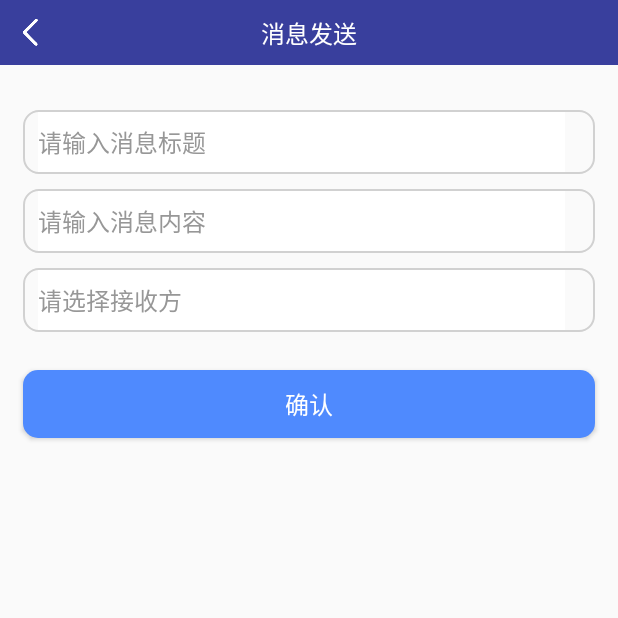
After one commit to kangweibo/Labour, an Android app: the MessageAddActivity screen opened directly, with no data from a screen before it, on a phone screen of 412 x 824 dp, the top half of it. The commit adds this screen. Run offline under Robolectric (Android 15) with nearby library versions, the phone set to English and light mode, and no system bars; our stand-ins replace ButterKnife; libraries missing offline, so code that uses them is left out: com.alibaba.fastjson, com.lzy.okgo.

```diff
--- /dev/null
+++ b/app/src/main/java/com/labour/lar/activity/MessageAddActivity.java
@@ -0,0 +1,120 @@
+package com.labour.lar.activity;
+
+import android.content.Intent;
+import android.view.View;
+import android.widget.EditText;
+import android.widget.TextView;
+
+import com.alibaba.fastjson.JSON;
+import com.alibaba.fastjson.JSONObject;
+import com.labour.lar.BaseActivity;
+import com.labour.lar.Constants;
+import com.labour.lar.R;
+import com.labour.lar.cache.UserCache;
+import com.labour.lar.module.User;
+import com.labour.lar.util.AjaxResult;
+import com.labour.lar.util.StringUtils;
+import com.labour.lar.widget.ProgressDialog;
+import com.labour.lar.widget.toast.AppToast;
+import com.lzy.okgo.OkGo;
+import com.lzy.okgo.callback.StringCallback;
+import com.lzy.okgo.model.Response;
+
+import java.util.HashMap;
+import java.util.Map;
+
+import butterknife.BindView;
+import butterknife.OnClick;
+
+/**
+ * 发送消息
+ */
+public class MessageAddActivity extends BaseActivity {
+
+    @BindView(R.id.title_tv)
+    TextView title_tv;
+
+    @BindView(R.id.edt_name)
+    EditText edt_name;
+    @BindView(R.id.edt_content)
+    EditText edt_content;
+    @BindView(R.id.edt_memo)
+    EditText edt_memo;
+
+//    private String operteam_id;
+
+    @Override
+    public int getActivityLayoutId() {
+        return R.layout.activity_message_add;
+    }
+
+    @Override
+    public void afterInitLayout() {
+        Intent intent = getIntent();
+//        operteam_id = intent.getStringExtra("operteam_id");
+
+        title_tv.setText("消息发送");
+    }
+
+    @OnClick({R.id.back_iv,R.id.btn_submit})
+    public void onClick(View view) {
+        switch (view.getId()) {
+            case R.id.back_iv:
+                finish();
+                break;
+            case R.id.btn_submit:
+                sendMessage();
+                break;
+        }
+    }
+
+
+    private void sendMessage() {
+        String title = edt_name.getText().toString();
+        String content = edt_content.getText().toString();
+        String memo = edt_memo.getText().toString();
+
+        if(StringUtils.isBlank(title) || StringUtils.isBlank(content)
+                || StringUtils.isBlank(memo)){
+            AppToast.show(this,"请填写完整信息！");
+            return;
+        }
+
+        UserCache userCache = UserCache.getInstance(this);
+        User user = userCache.get();
+
+        final Map<String,String> param = new HashMap<>();
+
+        param.put("title",title);
+        param.put("content",content);
+        param.put("fromtag",user.getProle());
+        param.put("fromid",user.getId()+"");
+        param.put("totag","");
+        param.put("toid","");
+
+        String jsonParams = JSON.toJSONString(param);
+
+        String url = Constants.HTTP_BASE + "/api/send_message";
+        ProgressDialog dialog = ProgressDialog.createDialog(this);
+        dialog.show();
+
+        OkGo.<String>post(url).upJson(jsonParams).tag("request_tag").execute(new StringCallback() {
+            @Override
+            public void onSuccess(Response<String> response) {
+                dialog.dismiss();
+                AjaxResult jr = new AjaxResult(response.body());
+                if(jr.getSuccess() == 1){
+                    AppToast.show(MessageAddActivity.this,"消息发送成功");
+                    finish();
+                } else {
+                    AppToast.show(MessageAddActivity.this,"消息发送失败");
+                }
+            }
+            @Override
+            public void onError(Response<String> response) {
+                dialog.dismiss();
+                AppToast.show(MessageAddActivity.this,"消息发送出错!");
+            }
+        });
+    }
+}
--- /dev/null
+++ b/app/src/main/res/layout/activity_message_add.xml
@@ -0,0 +1,114 @@
+<?xml version="1.0" encoding="utf-8"?>
+<LinearLayout xmlns:android="http://schemas.android.com/apk/res/android"
+    xmlns:app="http://schemas.android.com/apk/res-auto"
+    android:layout_width="match_parent"
+    android:layout_height="match_parent"
+    android:orientation="vertical">
+
+    <include layout="@layout/layout_header"/>
+    <LinearLayout
+        android:layout_width="match_parent"
+        android:layout_height="wrap_content"
+        android:orientation="horizontal"
+        android:layout_marginTop="30dp"
+        android:layout_marginLeft="@dimen/common_margin_left"
+        android:layout_marginRight="@dimen/common_margin_right"
+        android:background="@drawable/login_input_bg"
+        android:paddingLeft="10dp"
+        android:paddingRight="10dp">
+        <TextView
+            android:layout_width="wrap_content"
+            android:layout_height="wrap_content"
+            android:drawableLeft="@mipmap/xingming_icon"
+            android:textSize="@dimen/text_size_16"
+            android:textColor="#8a8a8a"
+            android:layout_marginLeft="5dp"
+            android:layout_marginRight="5dp"
+            android:visibility="gone"/>
+        <EditText android:id="@+id/edt_name"
+            android:layout_width="match_parent"
+            android:layout_height="40dp"
+            android:textColor="@color/black"
+            android:hint="请输入消息标题"
+            android:textColorHint="@color/text_input_tip"
+            android:background="@color/white"
+            android:textSize="@dimen/text_size_16"
+            android:layout_marginTop="1dp"
+            android:layout_marginBottom="1dp"
+            android:layout_marginRight="10dp"/>
+    </LinearLayout>
+    <LinearLayout
+        android:layout_width="match_parent"
+        android:layout_height="wrap_content"
+        android:orientation="horizontal"
+        android:layout_marginTop="10dp"
+        android:layout_marginLeft="@dimen/common_margin_left"
+        android:layout_marginRight="@dimen/common_margin_right"
+        android:background="@drawable/login_input_bg"
+        android:paddingLeft="10dp"
+        android:paddingRight="10dp">
+        <TextView
+            android:layout_width="wrap_content"
+            android:layout_height="wrap_content"
+            android:drawableLeft="@mipmap/phone_icon"
+            android:textSize="@dimen/text_size_16"
+            android:textColor="#8a8a8a"
+            android:layout_marginLeft="5dp"
+            android:layout_marginRight="5dp"
+            android:visibility="gone" />
+        <EditText android:id="@+id/edt_content"
+            android:layout_width="match_parent"
+            android:layout_height="40dp"
+            android:textColor="@color/black"
+            android:hint="请输入消息内容"
+            android:textColorHint="@color/text_input_tip"
+            android:background="@color/white"
+            android:textSize="@dimen/text_size_16"
+            android:layout_marginTop="1dp"
+            android:layout_marginBottom="1dp"
+            android:layout_marginRight="10dp"/>
+    </LinearLayout>
+    <LinearLayout
+        android:layout_width="match_parent"
+        android:layout_height="wrap_content"
+        android:orientation="horizontal"
+        android:layout_marginTop="10dp"
+        android:layout_marginLeft="@dimen/common_margin_left"
+        android:layout_marginRight="@dimen/common_margin_right"
+        android:background="@drawable/login_input_bg"
+        android:paddingLeft="10dp"
+        android:paddingRight="10dp">
+        <TextView
+            android:layout_width="wrap_content"
+            android:layout_height="wrap_content"
+            android:textSize="@dimen/text_size_16"
+            android:drawableLeft="@mipmap/password_icon"
+            android:textColor="#8a8a8a"
+            android:layout_marginLeft="5dp"
+            android:layout_marginRight="5dp"
+            android:visibility="gone"/>
+        <EditText android:id="@+id/edt_memo"
+            android:layout_width="match_parent"
+            android:layout_height="40dp"
+            android:textColor="@color/black"
+            android:hint="请选择接收方"
+            android:textColorHint="@color/text_input_tip"
+            android:background="@color/white"
+            android:textSize="@dimen/text_size_16"
+            android:layout_marginTop="1dp"
+            android:layout_marginBottom="1dp"
+            android:layout_marginRight="10dp"/>
+    </LinearLayout>
+
+    <Button android:id="@+id/btn_submit"
+        android:layout_width="match_parent"
+        android:layout_height="45dp"
+        android:textColor="@color/white"
+        android:background="@drawable/selector_button"
+        android:text="确认"
+        android:textSize="@dimen/text_size_16"
+        android:layout_marginRight="@dimen/common_margin_right"
+        android:layout_marginLeft="@dimen/common_margin_left"
+        android:layout_marginTop="25dp"/>
+
+</LinearLayout>
```
Also changed, not shown: app/src/main/java/com/labour/lar/activity/LinkmanActivity.java (added, +125 -0 lines), app/src/main/java/com/labour/lar/activity/ShowQRCodeActivity.java (+65 -3 lines), app/src/main/java/com/labour/lar/adapter/SimpleTreeAdapter.java (added, +78 -0 lines), app/src/main/java/com/labour/lar/fragment/MineFrag.java (+112 -8 lines), app/src/main/res/layout/activity_linkman.xml (added, +29 -0 lines), app/src/main/res/layout/linkman.xml (added, +30 -0 lines), app/src/main/res/mipmap-xxhdpi/tree_ec.png (added), app/src/main/res/mipmap-xxhdpi/tree_ex.png (added).
